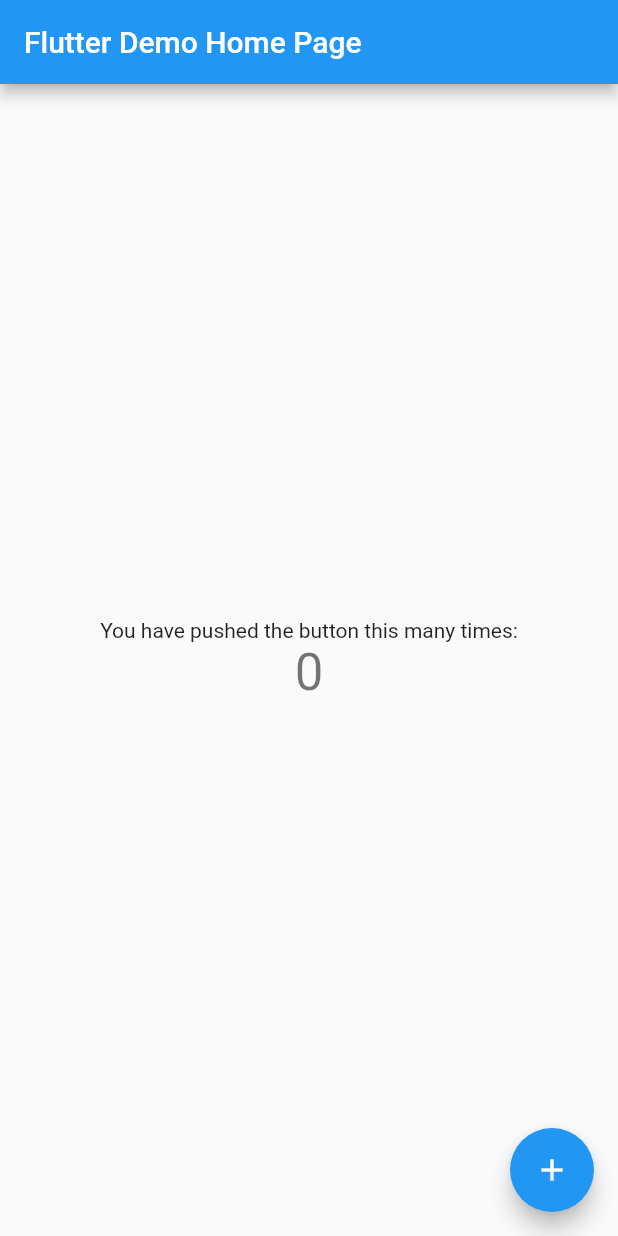
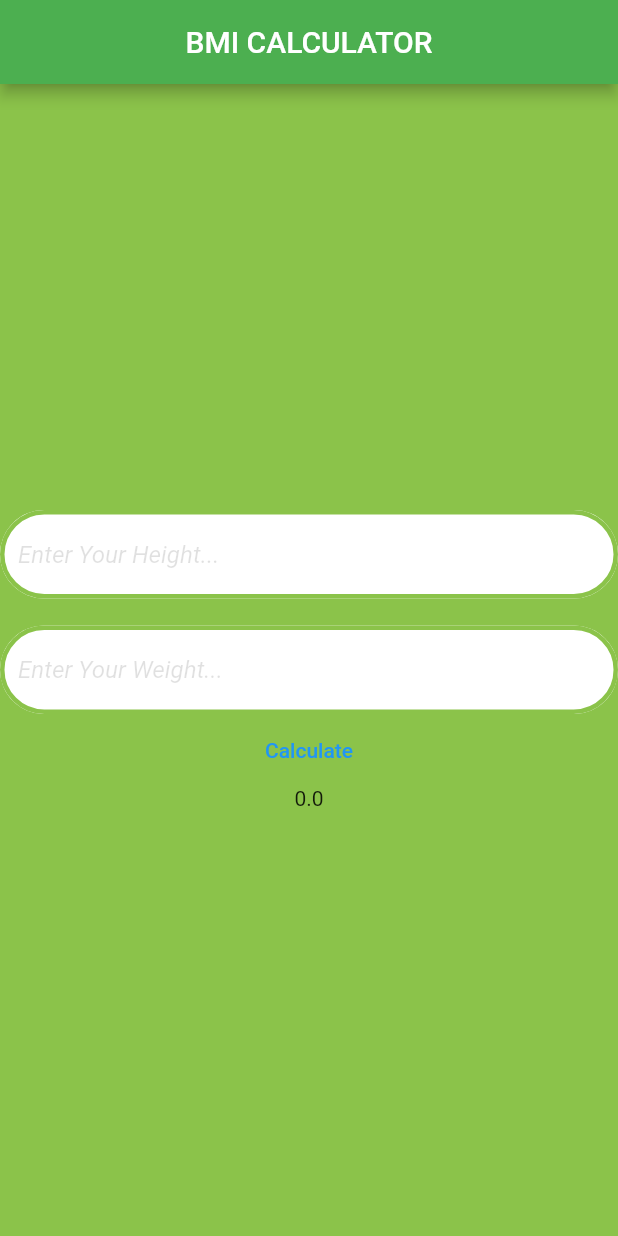
Before and after one commit to KripaGs/project_02, a Flutter app: the screen it shows after launch, on a phone screen of 412 x 824 dp. Run offline on Flutter 3.47's test engine with Material 2 defaults, Android fonts, the phone set to English and light mode, and no system bars.

Commit message:
bmi  calculator

```diff
--- /dev/null
+++ b/lib/bmicalc.dart
@@ -0,0 +1,82 @@
+import 'package:flutter/material.dart';
+
+class bmi extends StatefulWidget {
+  const bmi({Key? key}) : super(key: key);
+
+  @override
+  State<bmi> createState() => _PageState();
+}
+
+class _PageState extends State<bmi> {
+  TextEditingController height=TextEditingController();
+  TextEditingController weight=TextEditingController();
+  double result=0;
+  double h_value=0;
+  double w_value=0;
+  void calculator(){
+    h_value=double.parse(height.text)/100;
+    w_value=double.parse(weight.text);
+    result=w_value/(h_value*h_value);
+    print(result);
+  }
+  @override
+  Widget build(BuildContext context) {
+    return Scaffold(
+      backgroundColor: Colors.lightGreen,
+      appBar: AppBar(
+          backgroundColor: Colors.green,
+          centerTitle: true,
+          title: Text(
+            "BMI CALCULATOR",
+            style: TextStyle(color: Colors.white),
+          )),
+      body: Column(
+        mainAxisAlignment: MainAxisAlignment.center,
+        children: [TextField(
+          controller: height,
+          decoration: InputDecoration(
+              filled: true,
+              fillColor:Colors.white,
+              hintText: "Enter Your Height...",
+        hintStyle: TextStyle(
+            color: Colors.black12,
+            fontStyle: FontStyle.italic,
+        ),
+            enabledBorder: OutlineInputBorder(
+              borderSide:
+                BorderSide(width: 3,color: Colors.lightGreen),
+              borderRadius: BorderRadius.circular(50.0),
+            )
+          ),
+        ),
+          SizedBox(height: 18,),
+          TextField(
+            controller: weight,
+          decoration: InputDecoration(
+            filled: true,
+            fillColor:Colors.white,
+            hintText: "Enter Your Weight...",
+            hintStyle: TextStyle(
+              color: Colors.black12,
+              fontStyle: FontStyle.italic,
+            ),
+            enabledBorder: OutlineInputBorder(
+              borderSide:
+                BorderSide(width: 3,color: Colors.lightGreen),
+              borderRadius: BorderRadius.circular(50.0),
+
+            )
+          ),
+        ),
+        TextButton(
+            onPressed: () {
+              setState(() {
+                calculator();
+              });
+            }, child: Text("Calculate")),
+          Text(result.toString())
+        ],
+      ),
+    );
+  }
+}
--- a/lib/main.dart
+++ b/lib/main.dart
@@ -1,115 +1,6 @@
 import 'package:flutter/material.dart';
+import 'package:project_02/bmicalc.dart';
+void main() {
+ runApp(MaterialApp(home: bmi(),));
 
-void main() {
-  runApp(const MyApp());
 }
-
-class MyApp extends StatelessWidget {
-  const MyApp({Key? key}) : super(key: key);
-
-  // This widget is the root of your application.
-  @override
-  Widget build(BuildContext context) {
-    return MaterialApp(
-      title: 'Flutter Demo',
-      theme: ThemeData(
-        // This is the theme of your application.
-        //
-        // Try running your application with "flutter run". You'll see the
-        // application has a blue toolbar. Then, without quitting the app, try
-        // changing the primarySwatch below to Colors.green and then invoke
-        // "hot reload" (press "r" in the console where you ran "flutter run",
-        // or simply save your changes to "hot reload" in a Flutter IDE).
-        // Notice that the counter didn't reset back to zero; the application
-        // is not restarted.
-        primarySwatch: Colors.blue,
-      ),
-      home: const MyHomePage(title: 'Flutter Demo Home Page'),
-    );
-  }
-}
-
-class MyHomePage extends StatefulWidget {
-  const MyHomePage({Key? key, required this.title}) : super(key: key);
-
-  // This widget is the home page of your application. It is stateful, meaning
-  // that it has a State object (defined below) that contains fields that affect
-  // how it looks.
-
-  // This class is the configuration for the state. It holds the values (in this
-  // case the title) provided by the parent (in this case the App widget) and
-  // used by the build method of the State. Fields in a Widget subclass are
-  // always marked "final".
-
-  final String title;
-
-  @override
-  State<MyHomePage> createState() => _MyHomePageState();
-}
-
-class _MyHomePageState extends State<MyHomePage> {
-  int _counter = 0;
-
-  void _incrementCounter() {
-    setState(() {
-      // This call to setState tells the Flutter framework that something has
-      // changed in this State, which causes it to rerun the build method below
-      // so that the display can reflect the updated values. If we changed
-      // _counter without calling setState(), then the build method would not be
-      // called again, and so nothing would appear to happen.
-      _counter++;
-    });
-  }
-
-  @override
-  Widget build(BuildContext context) {
-    // This method is rerun every time setState is called, for instance as done
-    // by the _incrementCounter method above.
-    //
-    // The Flutter framework has been optimized to make rerunning build methods
-    // fast, so that you can just rebuild anything that needs updating rather
-    // than having to individually change instances of widgets.
-    return Scaffold(
-      appBar: AppBar(
-        // Here we take the value from the MyHomePage object that was created by
-        // the App.build method, and use it to set our appbar title.
-        title: Text(widget.title),
-      ),
-      body: Center(
-        // Center is a layout widget. It takes a single child and positions it
-        // in the middle of the parent.
-        child: Column(
-          // Column is also a layout widget. It takes a list of children and
-          // arranges them vertically. By default, it sizes itself to fit its
-          // children horizontally, and tries to be as tall as its parent.
-          //
-          // Invoke "debug painting" (press "p" in the console, choose the
-          // "Toggle Debug Paint" action from the Flutter Inspector in Android
-          // Studio, or the "Toggle Debug Paint" command in Visual Studio Code)
-          // to see the wireframe for each widget.
-          //
-          // Column has various properties to control how it sizes itself and
-          // how it positions its children. Here we use mainAxisAlignment to
-          // center the children vertically; the main axis here is the vertical
-          // axis because Columns are vertical (the cross axis would be
-          // horizontal).
-          mainAxisAlignment: MainAxisAlignment.center,
-          children: <Widget>[
-            const Text(
-              'You have pushed the button this many times:',
-            ),
-            Text(
-              '$_counter',
-              style: Theme.of(context).textTheme.headline4,
-            ),
-          ],
-        ),
-      ),
-      floatingActionButton: FloatingActionButton(
-        onPressed: _incrementCounter,
-        tooltip: 'Increment',
-        child: const Icon(Icons.add),
-      ), // This trailing comma makes auto-formatting nicer for build methods.
-    );
-  }
-}
```
